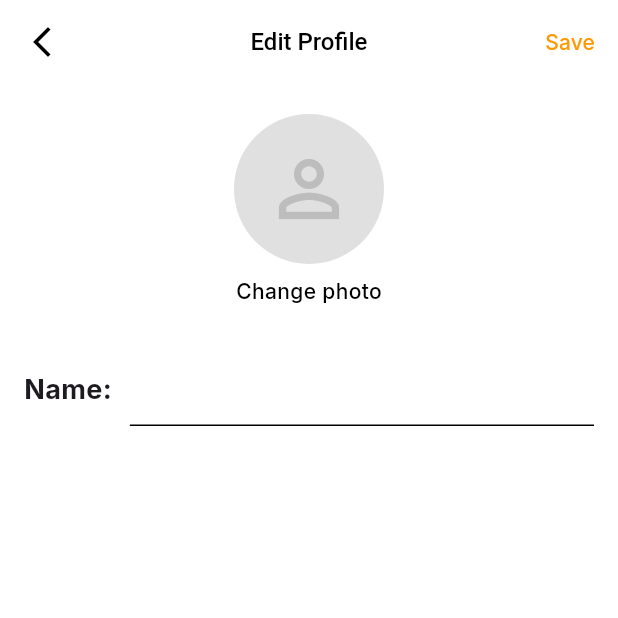
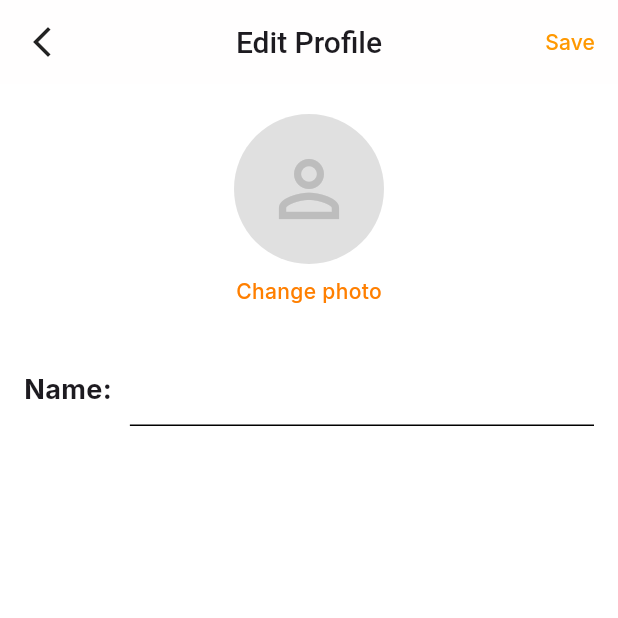
Before and after one commit to Duwong31/DoAnLapTrinhThietBiDiDong, a Flutter app: the EditProfilePage screen opened by its route, on a phone screen of 412 x 824 dp, the top half of it. Run offline on Flutter 3.47's test engine with Material 3 defaults, Android fonts, the phone set to English and light mode, and no system bars; our stand-ins replace audio_video_progress_bar, barcode_widget, cached_network_image, dartz, dio, easy_localization and 24 more; missing offline and left inert: encrypt, flutter_badged; accounts and stored records are empty; network calls fail; statements that could not run were skipped; project files that could hold a hidden picture were left out.

Commit message:
update full theme mode

```diff
--- a/lib/app/modules/albums & playlist/views/album_page_view.dart
+++ b/lib/app/modules/albums & playlist/views/album_page_view.dart
@@ -32,7 +32,7 @@ class AlbumView extends GetView<AlbumController> {
         title: Text(
           'Album',
           style: TextStyle(
-            color: Theme.of(context).textTheme.titleLarge?.color ?? Colors.black,
+            color: Theme.of(context).textTheme.titleLarge?.color ?? AppTheme.labelColor,
             fontSize: 20,
           ),
         ),
--- a/lib/app/modules/albums & playlist/views/albumnow_view.dart
+++ b/lib/app/modules/albums & playlist/views/albumnow_view.dart
@@ -104,7 +104,7 @@ class AlbumNow extends GetView<AlbumNowController> {
                     final song = songs[index];
                     return ListTile(
                       leading: ClipRRect(
-                        borderRadius: BorderRadius.circular(8),
+                        borderRadius: BorderRadius.circular(50),
                         child: Image.network(
                           song.image,
                           width: 50,
--- a/lib/app/modules/profile/views/edit_profile.dart
+++ b/lib/app/modules/profile/views/edit_profile.dart
@@ -3,6 +3,7 @@ import 'package:get/get.dart';
 import 'dart:io';
 
 import '../../../core/styles/style.dart';
+import '../../../routes/app_pages.dart';
 import '../controllers/edit_profile_controller.dart';
 
 class EditProfilePage extends StatelessWidget {
@@ -16,11 +17,28 @@ class EditProfilePage extends StatelessWidget {
   Widget build(BuildContext context) {
     return Scaffold(
       appBar: AppBar(
+        elevation: 0.1,
+        centerTitle: true,
+        backgroundColor: Theme.of(context).appBarTheme.backgroundColor ?? Theme.of(context).scaffoldBackgroundColor,
         leading: IconButton(
-          icon: const Icon(Icons.arrow_back_ios_new_outlined, color: Colors.black),
+          icon: Icon(
+            Icons.arrow_back_ios_new_outlined,
+            color: Theme.of(context).iconTheme.color,
+          ),
           onPressed: () {
-            Get.back();
+            if (Get.previousRoute.isNotEmpty) {
+              Get.back();
+            } else {
+              Get.offAllNamed(Routes.dashboard);
+            }
           },
+        ),
+        title: Text(
+          'Edit Profile',
+          style: TextStyle(
+            color: Theme.of(context).textTheme.titleLarge?.color ?? Colors.black,
+            fontSize: 20,
+          ),
         ),
         actions: [
           TextButton(
@@ -28,10 +46,6 @@ class EditProfilePage extends StatelessWidget {
             child: const Text('Save', style: TextStyle(color: Colors.orange)),
           ),
         ],
-        backgroundColor: Colors.white,
-        elevation: 0,
-        title: const Text('Edit Profile', style: TextStyle(color: Colors.black)), // Add a title
-        centerTitle: true,
       ),
       body: Padding(
         padding: const EdgeInsets.symmetric(horizontal: 16),
@@ -69,7 +83,7 @@ class EditProfilePage extends StatelessWidget {
                       onTap: ctr.changeAvatar,
                       child: const Text(
                         'Change photo',
-                        style: TextStyle(color: Colors.black, fontWeight: FontWeight.w500),
+                        style: TextStyle(color: AppTheme.primary, fontWeight: FontWeight.w500),
                       ),
                     ),
                   ],
@@ -81,7 +95,7 @@ class EditProfilePage extends StatelessWidget {
             // --- Full Name TextField ---
             Row(
               children: [
-                Text(
+                const Text(
                   'Name:',
                   style: TextStyle(fontSize: 18, fontWeight: FontWeight.bold),
                 ),
```
Also changed, not shown: lib/app/modules/artists/views/artist_view.dart (+12 -8 lines), lib/app/modules/library/views/library_view.dart (+1 -12 lines), lib/app/modules/profile/views/profile_view.dart (+42 -24 lines).
